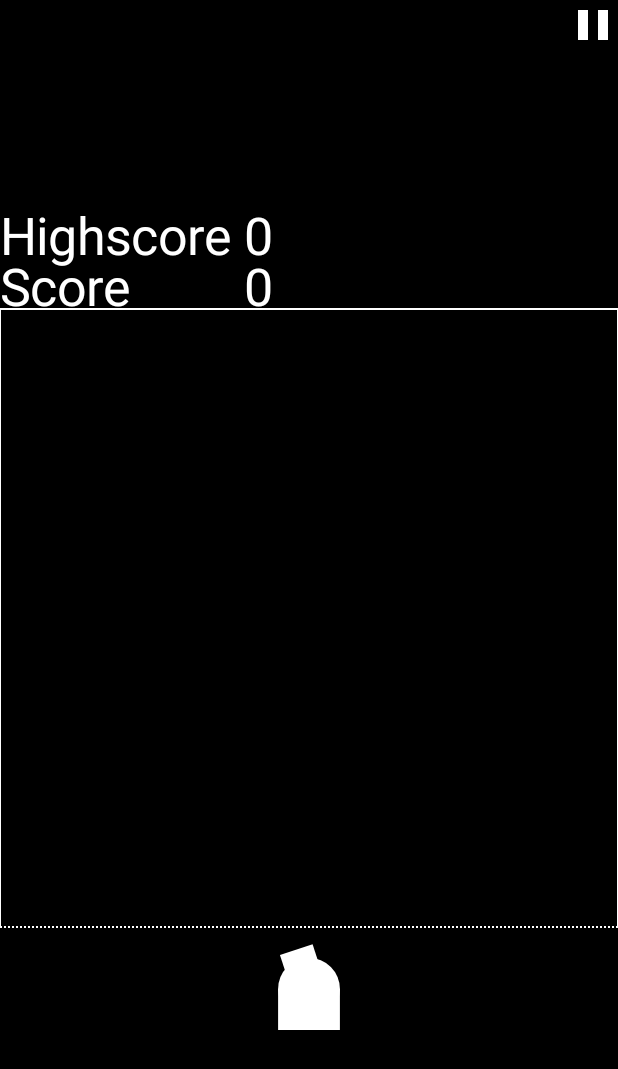
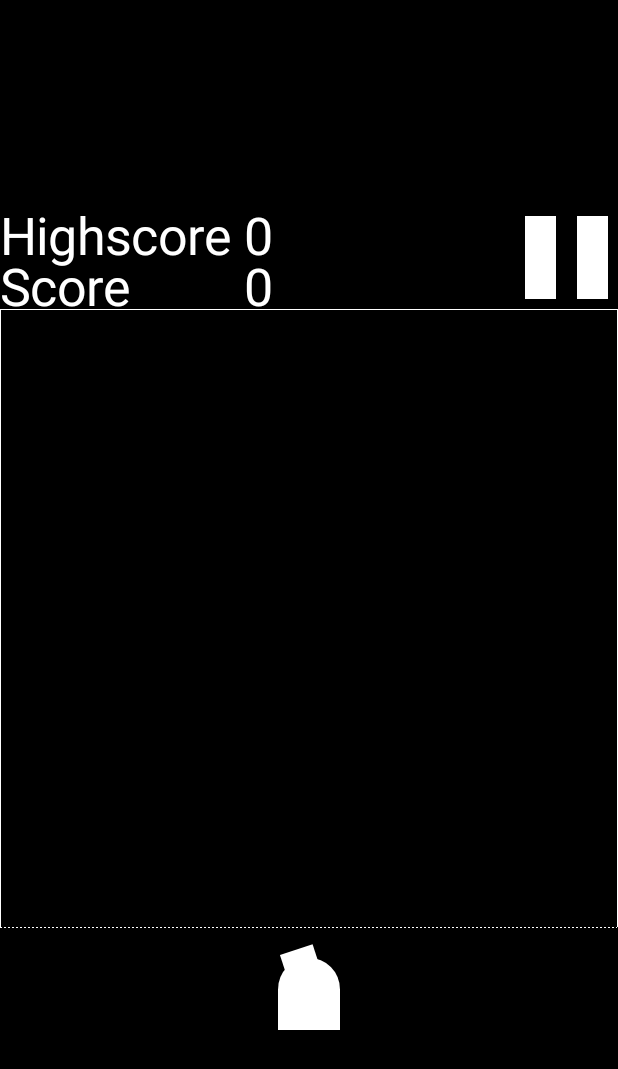
Before and after one commit to Sigill/dontyoufillit-android, an Android app: the GameActivity screen opened directly, with no data from a screen before it, on a phone screen of 412 x 824 dp. Shown: the top 1069 px of the screen. Run offline under Robolectric (Android 15) with nearby library versions, the phone set to English and light mode, and no system bars.

```diff
--- a/app/src/main/java/io/github/sigill/dontyoufillit/DontYouFillItView.java
+++ b/app/src/main/java/io/github/sigill/dontyoufillit/DontYouFillItView.java
@@ -10,7 +10,6 @@ import android.graphics.Paint.FontMetrics;
 import android.graphics.Paint.Style;
 import android.graphics.Path;
 import android.graphics.PathEffect;
-import android.graphics.RectF;
 import android.preference.PreferenceManager;
 import android.util.AttributeSet;
 import android.util.Log;
@@ -74,8 +73,6 @@ public class DontYouFillItView extends View implements OnTouchListener, Observer
         SharedPreferences prefs = PreferenceManager.getDefaultSharedPreferences(ctx);
         this.mHighScore = prefs.getInt(HIGHSCORE_PREF, 0);
 
-        mPaint.setAntiAlias(true);
-
         reset();
     }
 
@@ -85,6 +82,7 @@ public class DontYouFillItView extends View implements OnTouchListener, Observer
         if (mCurrentMode == Mode.RUNNING) {
             Choreographer.getInstance().postFrameCallback(this);
         } else {
+            invalidate();
             Choreographer.getInstance().removeFrameCallback(this);
         }
     }
@@ -161,12 +159,12 @@ public class DontYouFillItView extends View implements OnTouchListener, Observer
         mMainBorder.reset();
         mMainBorder.moveTo(this.LEFT_BORDER, this.BOTTOM_BORDER);
         mMainBorder.lineTo(this.LEFT_BORDER, this.TOP_BORDER);
-        mMainBorder.lineTo(this.RIGHT_BORDER, this.TOP_BORDER);
-        mMainBorder.lineTo(this.RIGHT_BORDER, this.BOTTOM_BORDER);
+        mMainBorder.lineTo(this.RIGHT_BORDER-1, this.TOP_BORDER);
+        mMainBorder.lineTo(this.RIGHT_BORDER-1, this.BOTTOM_BORDER);
 
         mBottomBorder.reset();
         mBottomBorder.moveTo(this.LEFT_BORDER, this.BOTTOM_BORDER);
-        mBottomBorder.lineTo(this.RIGHT_BORDER, this.BOTTOM_BORDER);
+        mBottomBorder.lineTo(this.RIGHT_BORDER-1, this.BOTTOM_BORDER);
 
         mFontMetric = mPaint.getFontMetrics();
     }
@@ -192,7 +190,11 @@ public class DontYouFillItView extends View implements OnTouchListener, Observer
             return true;
         }
 
-        if(this.mCurrentMode == Mode.RUNNING && (e.getX() > getWidth() - 60) && (e.getY() < 60)) {
+        if(this.mCurrentMode == Mode.RUNNING
+                && (e.getX() >= RIGHT_BORDER - SCALE / 6.0f)
+                && (e.getX() <= RIGHT_BORDER)
+                && (e.getY() >= TOP_BORDER - SCALE / 6.0f)
+                && (e.getY() <= TOP_BORDER)) {
             pause();
             return true;
         }
@@ -210,9 +212,6 @@ public class DontYouFillItView extends View implements OnTouchListener, Observer
         return true;
     }
 
-    /**
-     * Paints the game!
-     */
     @Override
     public void onDraw(Canvas canvas) {
         super.onDraw(canvas);
@@ -234,8 +233,9 @@ public class DontYouFillItView extends View implements OnTouchListener, Observer
         mLastFrameTimestamp = now;
 
         if (this.mCurrentMode == Mode.GAMEOVER) {
+            mPaint.setColor(Color.WHITE);
+            mPaint.setAntiAlias(true);
             mPaint.setTextAlign(Paint.Align.CENTER);
-//            float scoreOffset = mPaint.measureText("Game Over");
             canvas.drawText("Game Over", getWidth() / 2f, getHeight() / 2f, this.mPaint);
             mPaint.setTextAlign(Paint.Align.LEFT);
 
@@ -251,6 +251,21 @@ public class DontYouFillItView extends View implements OnTouchListener, Observer
 
         if(game.currentBall != null)
             draw(game.currentBall, canvas);
+
+        if (this.mCurrentMode == Mode.PAUSE) {
+            mPaint.setColor(Color.BLACK);
+            mPaint.setAlpha(220);
+            canvas.drawRect(0, 0,
+                            getWidth(), getHeight(), mPaint);
+
+            mPaint.setColor(Color.WHITE);
+            mPaint.setAlpha(255);
+            mPaint.setAntiAlias(true);
+            mPaint.setTextAlign(Paint.Align.CENTER);
+            canvas.drawText("Pause", getWidth() / 2f, getHeight() / 2f, this.mPaint);
+            mPaint.setTextAlign(Paint.Align.LEFT);
+
+        }
     }
 
     private void drawScene(Canvas canvas) {
@@ -258,9 +273,11 @@ public class DontYouFillItView extends View implements OnTouchListener, Observer
         //canvas.drawRect(H_OFFSET, V_OFFSET,
         //                H_OFFSET + SCALE, BOTTOM_BORDER + SCALE/6.0f, mPaint);
 
+        mPaint.setAntiAlias(false);
+
         mPaint.setColor(Color.WHITE);
         mPaint.setStyle(Style.STROKE);
-        mPaint.setStrokeWidth(2);
+        mPaint.setStrokeWidth(0);
 
         canvas.drawPath(mMainBorder, mPaint);
 
@@ -270,24 +287,24 @@ public class DontYouFillItView extends View implements OnTouchListener, Observer
 
         mPaint.setStyle(Style.FILL);
         mPaint.setStrokeWidth(0);
-        if(this.mCurrentMode == Mode.RUNNING) {
-            canvas.drawRect(getWidth() - 40, 10,
-                    getWidth() - 30, 40, mPaint);
 
-            canvas.drawRect(getWidth() - 20, 10,
-                    getWidth() - 10, 40, mPaint);
-        } else if(this.mCurrentMode == Mode.PAUSE) {
-            Path path = new Path();
-            path.setFillType(Path.FillType.EVEN_ODD);
-            path.moveTo(getWidth() - 40, 10);
-            path.lineTo(getWidth() - 40, 40);
-            path.lineTo(getWidth() - 10, 25);
-            path.close();
-            canvas.drawPath(path, mPaint);
-        }
+        // Pause button
+        canvas.drawRect(RIGHT_BORDER - SCALE / 6.0f * 0.9f,
+                TOP_BORDER - SCALE / 6.0f * 0.9f,
+                RIGHT_BORDER - SCALE / 6.0f * 0.6f,
+                TOP_BORDER - SCALE / 6.0f * 0.1f,
+                mPaint);
+
+        canvas.drawRect(RIGHT_BORDER - SCALE / 6.0f * 0.4f,
+                TOP_BORDER - SCALE / 6.0f * 0.9f,
+                RIGHT_BORDER - SCALE / 6.0f * 0.1f,
+                TOP_BORDER - SCALE / 6.0f * 0.1f,
+                mPaint);
 
         mPaint.setColor(Color.WHITE);
         mPaint.setTextSize((float) (this.SCALE/12.0));
+
+        mPaint.setAntiAlias(true);
 
         canvas.drawText("Highscore", LEFT_BORDER, (float)(V_OFFSET + this.SCALE/12.0 - mFontMetric.descent), mPaint);
         canvas.drawText("Score", LEFT_BORDER, (float)(V_OFFSET + this.SCALE/6.0 - mFontMetric.descent), mPaint);
@@ -300,6 +317,7 @@ public class DontYouFillItView extends View implements OnTouchListener, Observer
     private void draw(Cannon cannon, Canvas canvas) {
         mPaint.setColor(Color.WHITE);
         mPaint.setStyle(Style.FILL);
+        mPaint.setAntiAlias(false);
 
         canvas.drawRect(
                 H_OFFSET + (SCALE - CANNON_BASE_WIDTH) / 2.0f,
@@ -309,6 +327,7 @@ public class DontYouFillItView extends View implements OnTouchListener, Observer
                 mPaint
         );
 
+        mPaint.setAntiAlias(true);
         canvas.drawCircle(H_OFFSET + SCALE / 2.0f,
                           BOTTOM_BORDER + SCALE / 6.0f - CANNON_BASE_HEIGHT,
                           CANNON_BASE_WIDTH / 2.0f,
@@ -335,6 +354,8 @@ public class DontYouFillItView extends View implements OnTouchListener, Observer
         mPaint.setColor(Color.WHITE);
         mPaint.setStyle(Style.FILL);
         mPaint.setStrokeWidth(0);
+
+        mPaint.setAntiAlias(true);
 
         canvas.drawCircle(x, y, r, mPaint);
 
@@ -395,6 +416,5 @@ public class DontYouFillItView extends View implements OnTouchListener, Observer
                         mPaint);
             } break;
         }
-        mPaint.setAntiAlias(true);
     }
 }
--- a/app/src/main/java/io/github/sigill/dontyoufillit/GameActivity.java
+++ b/app/src/main/java/io/github/sigill/dontyoufillit/GameActivity.java
@@ -36,7 +36,6 @@ public class GameActivity extends Activity {
     protected void onResume() {
         super.onResume();
         Log.d("GAME_ACTIVITY", "Activity resumed");
-        dontYouFillItView.resume();
     }
 
     /*
```
